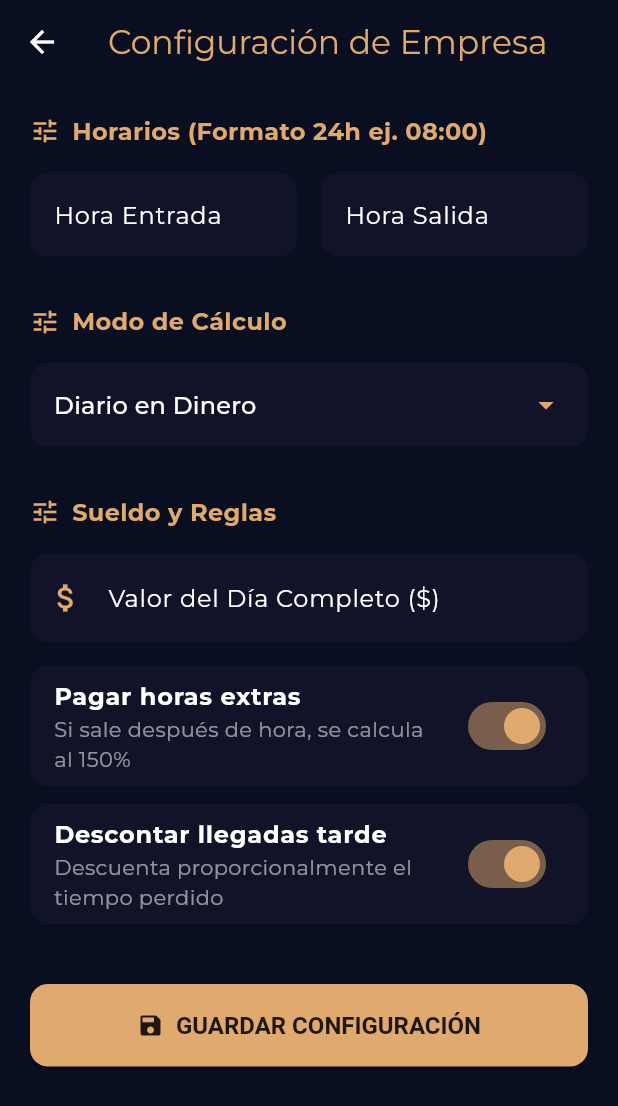
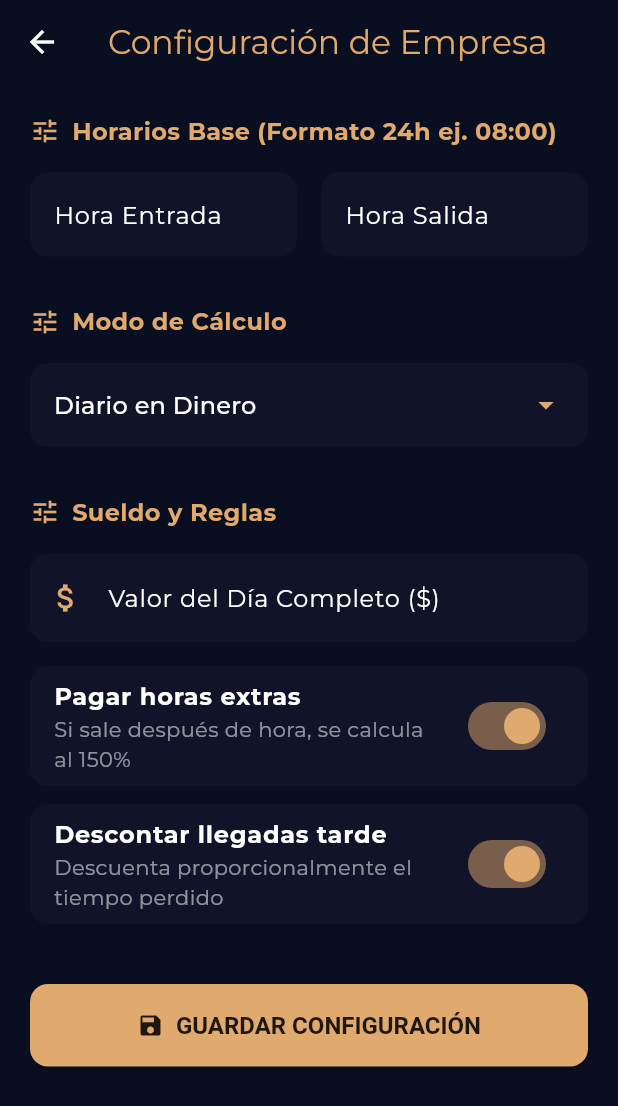
Before and after one commit to Adrw2019/asistencia-app, a Flutter app: the ConfigScreen screen opened directly, on a phone screen of 412 x 824 dp. Shown: the top 1106 px of the screen. Run offline on Flutter 3.47's test engine with Material 3 defaults, Android fonts, the phone set to English and light mode, and no system bars; our stand-ins replace firebase_core, firebase_messaging, flutter_local_notifications, google_fonts, qr_flutter, shared_preferences and 1 more; accounts and stored records are empty; network calls fail.

Commit message:
fix: hide time inputs in weekly mode and update apk

```diff
--- a/app/lib/screens/config_screen.dart
+++ b/app/lib/screens/config_screen.dart
@@ -65,7 +65,8 @@ class _ConfigScreenState extends State<ConfigScreen> {
           : ListView(
               padding: const EdgeInsets.all(20),
               children: [
-                _buildSectionTitle('Horarios (Formato 24h ej. 08:00)'),
+                if (_modoCalculo == 1) ...[
+                  _buildSectionTitle('Horarios Base (Formato 24h ej. 08:00)'),
                   const SizedBox(height: 16),
                   Row(
                     children: [
@@ -75,6 +76,7 @@ class _ConfigScreenState extends State<ConfigScreen> {
                     ],
                   ),
                   const SizedBox(height: 32),
+                ],
                 _buildSectionTitle('Modo de Cálculo'),
                 const SizedBox(height: 16),
                 Container(
```
Lines whose indentation alone changed are shown as unchanged.
